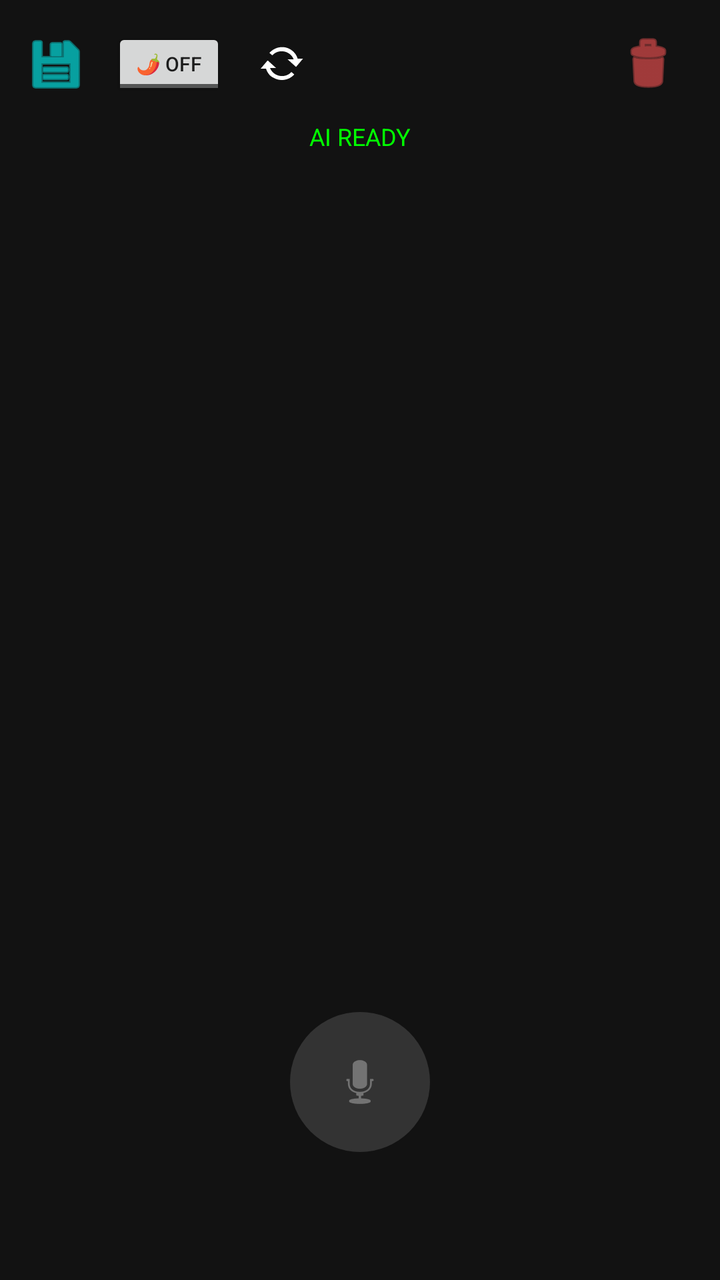
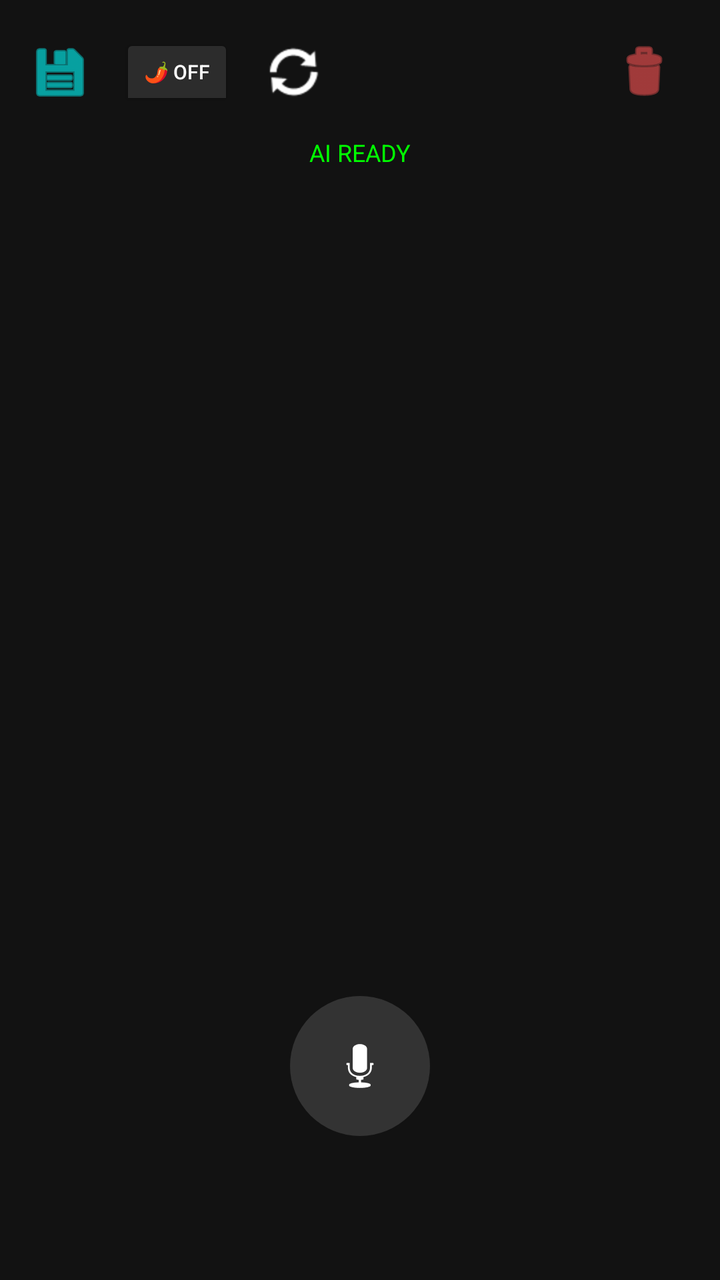

An Android layout rendered at two revisions. The XML below is the earlier revision; the diff shows what the commit changed to produce the second picture.
<!-- AndroidManifest.xml: application theme Theme.MaterialComponents.DayNight.NoActionBar -->
<!-- res/layout/activity_main.xml -->
<?xml version="1.0" encoding="utf-8"?>
<LinearLayout xmlns:android="http://schemas.android.com/apk/res/android"
    android:layout_width="match_parent"
    android:layout_height="match_parent"
    android:orientation="vertical"
    android:background="#121212"
    android:padding="8dp">

    <LinearLayout
        android:layout_width="match_parent"
        android:layout_height="48dp"
        android:orientation="horizontal"
        android:gravity="center_vertical"
        android:paddingEnd="8dp">

        <ImageButton
            android:id="@+id/btnSave"
            android:layout_width="40dp"
            android:layout_height="40dp"
            android:background="?attr/selectableItemBackgroundBorderless"
            android:src="@android:drawable/ic_menu_save"
            android:contentDescription="Save"
            android:tint="#00FFFF" />

        <ToggleButton
            android:id="@+id/toggleRegional"
            android:layout_width="wrap_content"
            android:layout_height="36dp"
            android:layout_marginStart="8dp"
            android:textOn="🌶️ ON"
            android:textOff="🌶️ OFF"
            android:textSize="10sp"
            android:minWidth="0dp"
            android:minHeight="0dp" />

        <ImageButton
            android:id="@+id/btnReset"
            android:layout_width="40dp"
            android:layout_height="40dp"
            android:layout_marginStart="8dp"
            android:background="?attr/selectableItemBackgroundBorderless"
            android:src="@android:drawable/stat_notify_sync"
            android:contentDescription="Reset"
            android:tint="#FFFFFF" />

        <View
            android:layout_width="0dp"
            android:layout_height="0dp"
            android:layout_weight="1" />

        <ImageButton
            android:id="@+id/btnClear"
            android:layout_width="40dp"
            android:layout_height="40dp"
            android:background="?attr/selectableItemBackgroundBorderless"
            android:src="@android:drawable/ic_menu_delete"
            android:contentDescription="Clear"
            android:tint="#FF5555" />
    </LinearLayout>

    <TextView
        android:id="@+id/tvStatus"
        android:layout_width="match_parent"
        android:layout_height="wrap_content"
        android:text="AI READY"
        android:textColor="#00FF00"
        android:gravity="center"
        android:padding="4dp"
        android:textSize="12sp" />

    <ScrollView
        android:id="@+id/scrollTranscript"
        android:layout_width="match_parent"
        android:layout_height="0dp"
        android:layout_weight="1">
        
        <TextView
            android:id="@+id/tvTranscript"
            android:layout_width="match_parent"
            android:layout_height="wrap_content"
            android:padding="14dp"
            android:textSize="20sp"
            android:lineSpacingExtra="8dp"
            android:bufferType="spannable"
            android:textColor="#FFFFFF" />
    </ScrollView>

    <FrameLayout
        android:layout_width="150dp"
        android:layout_height="150dp"
        android:layout_gravity="center"
        android:layout_marginBottom="16dp">
        
        <View android:id="@+id/pulse1" 
            android:layout_width="match_parent" 
            android:layout_height="match_parent" 
            android:background="@drawable/circle_shape" 
            android:visibility="invisible" />
            
        <View android:id="@+id/pulse2" 
            android:layout_width="match_parent" 
            android:layout_height="match_parent" 
            android:background="@drawable/circle_shape" 
            android:visibility="invisible" />
            
        <ImageButton
            android:id="@+id/btnListen"
            android:layout_width="70dp"
            android:layout_height="70dp"
            android:layout_gravity="center"
            android:background="@drawable/circle_shape"
            android:backgroundTint="#333333"
            android:src="@android:drawable/ic_btn_speak_now" />
    </FrameLayout>
</LinearLayout>
<!-- resources referenced by this layout -->
<resources>
  <!-- drawable circle_shape (drawable) -->
  <?xml version="1.0" encoding="utf-8"?>
  <shape xmlns:android="http://schemas.android.com/apk/res/android" android:shape="oval">
      <solid android:color="#FFFFFF" />
  </shape>
</resources>

<!-- the commit's change to res/layout/activity_main.xml (unified diff, before → after) -->
@@ -1,5 +1,6 @@
 <?xml version="1.0" encoding="utf-8"?>
 <LinearLayout xmlns:android="http://schemas.android.com/apk/res/android"
+    xmlns:app="http://schemas.android.com/apk/res-auto"
     android:layout_width="match_parent"
     android:layout_height="match_parent"
     android:orientation="vertical"
@@ -8,40 +9,42 @@
 
     <LinearLayout
         android:layout_width="match_parent"
-        android:layout_height="48dp"
+        android:layout_height="56dp"
         android:orientation="horizontal"
         android:gravity="center_vertical"
         android:paddingEnd="8dp">
 
         <ImageButton
             android:id="@+id/btnSave"
-            android:layout_width="40dp"
-            android:layout_height="40dp"
+            android:layout_width="44dp"
+            android:layout_height="44dp"
             android:background="?attr/selectableItemBackgroundBorderless"
             android:src="@android:drawable/ic_menu_save"
             android:contentDescription="Save"
-            android:tint="#00FFFF" />
+            app:tint="#00FFFF" />
 
         <ToggleButton
             android:id="@+id/toggleRegional"
             android:layout_width="wrap_content"
-            android:layout_height="36dp"
+            android:layout_height="38dp"
             android:layout_marginStart="8dp"
             android:textOn="🌶️ ON"
             android:textOff="🌶️ OFF"
+            android:backgroundTint="#2C2C2C"
+            android:textColor="#FFFFFF"
             android:textSize="10sp"
             android:minWidth="0dp"
             android:minHeight="0dp" />
 
         <ImageButton
             android:id="@+id/btnReset"
-            android:layout_width="40dp"
-            android:layout_height="40dp"
+            android:layout_width="44dp"
+            android:layout_height="44dp"
             android:layout_marginStart="8dp"
             android:background="?attr/selectableItemBackgroundBorderless"
-            android:src="@android:drawable/stat_notify_sync"
+            android:src="@android:drawable/ic_popup_sync"
             android:contentDescription="Reset"
-            android:tint="#FFFFFF" />
+            app:tint="#FFFFFF" />
 
         <View
             android:layout_width="0dp"
@@ -50,12 +53,12 @@
 
         <ImageButton
             android:id="@+id/btnClear"
-            android:layout_width="40dp"
-            android:layout_height="40dp"
+            android:layout_width="44dp"
+            android:layout_height="44dp"
             android:background="?attr/selectableItemBackgroundBorderless"
             android:src="@android:drawable/ic_menu_delete"
             android:contentDescription="Clear"
-            android:tint="#FF5555" />
+            app:tint="#FF5555" />
     </LinearLayout>
 
     <TextView
@@ -72,7 +75,9 @@
         android:id="@+id/scrollTranscript"
         android:layout_width="match_parent"
         android:layout_height="0dp"
-        android:layout_weight="1">
+        android:layout_weight="1"
+        android:layout_marginTop="8dp"
+        android:layout_marginBottom="8dp">
         
         <TextView
             android:id="@+id/tvTranscript"
@@ -89,7 +94,7 @@
         android:layout_width="150dp"
         android:layout_height="150dp"
         android:layout_gravity="center"
-        android:layout_marginBottom="16dp">
+        android:layout_marginBottom="24dp">
         
         <View android:id="@+id/pulse1" 
             android:layout_width="match_parent" 
@@ -110,6 +115,8 @@
             android:layout_gravity="center"
             android:background="@drawable/circle_shape"
             android:backgroundTint="#333333"
-            android:src="@android:drawable/ic_btn_speak_now" />
+            android:src="@android:drawable/ic_btn_speak_now"
+            android:contentDescription="Listen"
+            app:tint="#FFFFFF" />
     </FrameLayout>
 </LinearLayout>
